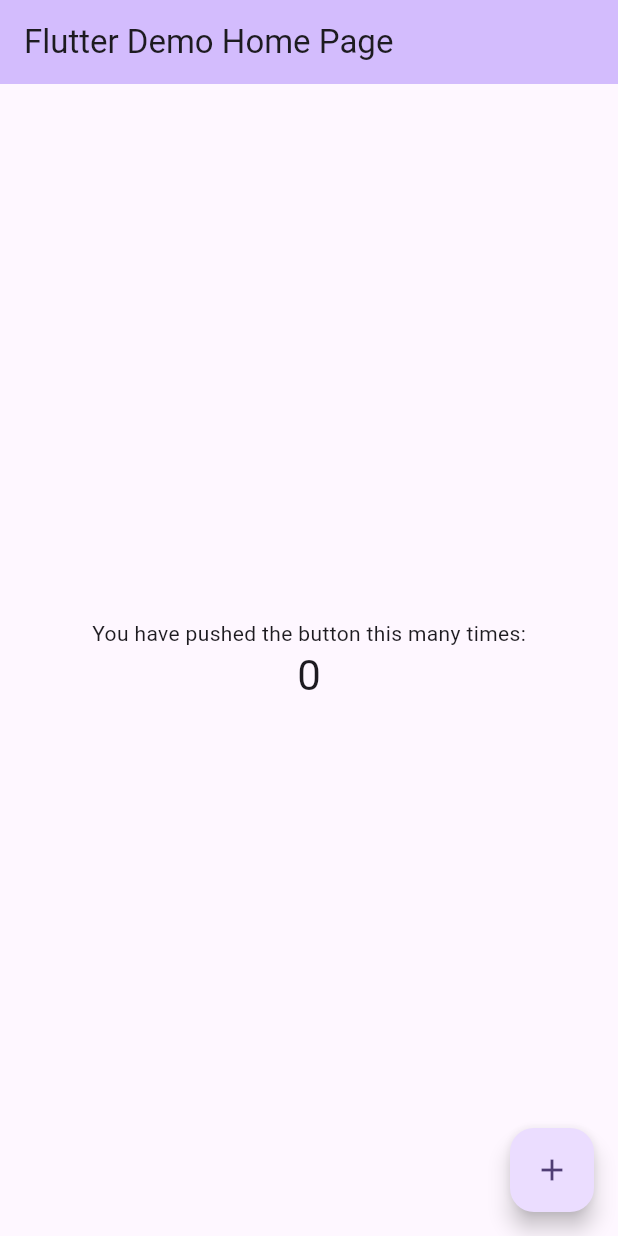
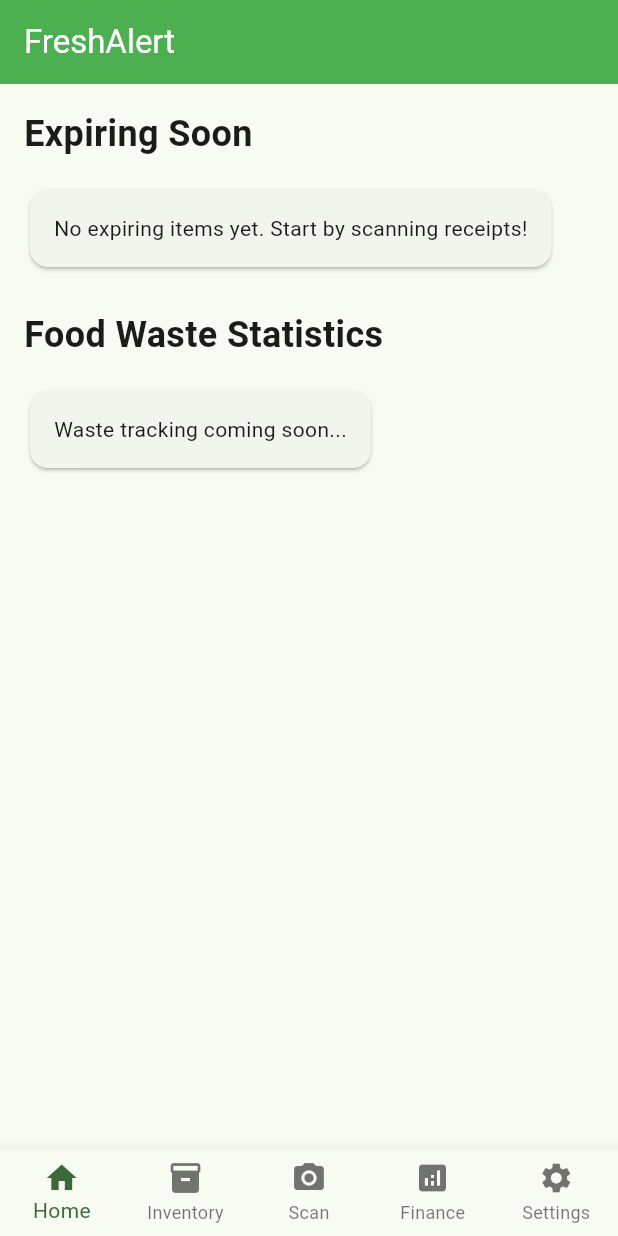
Before and after one commit to ylianchen/FreshAlert_clone, a Flutter app: the screen it shows after launch, on a phone screen of 412 x 824 dp. Run offline on Flutter 3.47's test engine with Material 3 defaults, Android fonts, the phone set to English and light mode, and no system bars.

Commit message:
add basic navi, pages
added home screen, inventory screen, scan screen, finance screen, settings screen. add dependencies etc

```diff
--- a/lib/main.dart
+++ b/lib/main.dart
@@ -1,122 +1,79 @@
 import 'package:flutter/material.dart';
+import 'screens/home_screen.dart';
+import 'screens/inventory_screen.dart';
+import 'screens/scan_screen.dart';
+import 'screens/finance_screen.dart';
+import 'screens/settings_screen.dart';
 
 void main() {
-  runApp(const MyApp());
+  runApp(const FreshAlertApp());
 }
 
-class MyApp extends StatelessWidget {
-  const MyApp({super.key});
+class FreshAlertApp extends StatelessWidget {
+  const FreshAlertApp({super.key});
 
-  // This widget is the root of your application.
   @override
   Widget build(BuildContext context) {
     return MaterialApp(
-      title: 'Flutter Demo',
+      title: 'FreshAlert',
       theme: ThemeData(
-        // This is the theme of your application.
-        //
-        // TRY THIS: Try running your application with "flutter run". You'll see
-        // the application has a purple toolbar. Then, without quitting the app,
-        // try changing the seedColor in the colorScheme below to Colors.green
-        // and then invoke "hot reload" (save your changes or press the "hot
-        // reload" button in a Flutter-supported IDE, or press "r" if you used
-        // the command line to start the app).
-        //
-        // Notice that the counter didn't reset back to zero; the application
-        // state is not lost during the reload. To reset the state, use hot
-        // restart instead.
-        //
-        // This works for code too, not just values: Most code changes can be
-        // tested with just a hot reload.
-        colorScheme: ColorScheme.fromSeed(seedColor: Colors.deepPurple),
+        colorScheme: ColorScheme.fromSeed(seedColor: Colors.green),
+        useMaterial3: true,
       ),
-      home: const MyHomePage(title: 'Flutter Demo Home Page'),
+      home: const MainScreen(),
     );
   }
 }
 
-class MyHomePage extends StatefulWidget {
-  const MyHomePage({super.key, required this.title});
-
-  // This widget is the home page of your application. It is stateful, meaning
-  // that it has a State object (defined below) that contains fields that affect
-  // how it looks.
-
-  // This class is the configuration for the state. It holds the values (in this
-  // case the title) provided by the parent (in this case the App widget) and
-  // used by the build method of the State. Fields in a Widget subclass are
-  // always marked "final".
-
-  final String title;
+class MainScreen extends StatefulWidget {
+  const MainScreen({super.key});
 
   @override
-  State<MyHomePage> createState() => _MyHomePageState();
+  State<MainScreen> createState() => _MainScreenState();
 }
 
-class _MyHomePageState extends State<MyHomePage> {
-  int _counter = 0;
+class _MainScreenState extends State<MainScreen> {
+  int _selectedIndex = 0;
 
-  void _incrementCounter() {
-    setState(() {
-      // This call to setState tells the Flutter framework that something has
-      // changed in this State, which causes it to rerun the build method below
-      // so that the display can reflect the updated values. If we changed
-      // _counter without calling setState(), then the build method would not be
-      // called again, and so nothing would appear to happen.
-      _counter++;
-    });
-  }
+  final List<Widget> _screens = [
+    const HomeScreen(),
+    const InventoryScreen(),
+    const ScanScreen(),
+    const FinanceScreen(),
+    const SettingsScreen(),
+  ];
 
   @override
   Widget build(BuildContext context) {
-    // This method is rerun every time setState is called, for instance as done
-    // by the _incrementCounter method above.
-    //
-    // The Flutter framework has been optimized to make rerunning build methods
-    // fast, so that you can just rebuild anything that needs updating rather
-    // than having to individually change instances of widgets.
     return Scaffold(
-      appBar: AppBar(
-        // TRY THIS: Try changing the color here to a specific color (to
-        // Colors.amber, perhaps?) and trigger a hot reload to see the AppBar
-        // change color while the other colors stay the same.
-        backgroundColor: Theme.of(context).colorScheme.inversePrimary,
-        // Here we take the value from the MyHomePage object that was created by
-        // the App.build method, and use it to set our appbar title.
-        title: Text(widget.title),
+      body: _screens[_selectedIndex],
+      bottomNavigationBar: BottomNavigationBar(
+        type: BottomNavigationBarType.fixed,
+        currentIndex: _selectedIndex,
+        onTap: (index) => setState(() => _selectedIndex = index),
+        items: const [
+          BottomNavigationBarItem(
+            icon: Icon(Icons.home),
+            label: 'Home',
+          ),
+          BottomNavigationBarItem(
+            icon: Icon(Icons.inventory),
+            label: 'Inventory',
+          ),
+          BottomNavigationBarItem(
+            icon: Icon(Icons.camera_alt),
+            label: 'Scan',
+          ),
+          BottomNavigationBarItem(
+            icon: Icon(Icons.analytics),
+            label: 'Finance',
+          ),
+          BottomNavigationBarItem(
+            icon: Icon(Icons.settings),
+            label: 'Settings',
+          ),
+        ],
       ),
-      body: Center(
-        // Center is a layout widget. It takes a single child and positions it
-        // in the middle of the parent.
-        child: Column(
-          // Column is also a layout widget. It takes a list of children and
-          // arranges them vertically. By default, it sizes itself to fit its
-          // children horizontally, and tries to be as tall as its parent.
-          //
-          // Column has various properties to control how it sizes itself and
-          // how it positions its children. Here we use mainAxisAlignment to
-          // center the children vertically; the main axis here is the vertical
-          // axis because Columns are vertical (the cross axis would be
-          // horizontal).
-          //
-          // TRY THIS: Invoke "debug painting" (choose the "Toggle Debug Paint"
-          // action in the IDE, or press "p" in the console), to see the
-          // wireframe for each widget.
-          mainAxisAlignment: MainAxisAlignment.center,
-          children: <Widget>[
-            const Text('You have pushed the button this many times:'),
-            Text(
-              '$_counter',
-              style: Theme.of(context).textTheme.headlineMedium,
-            ),
-          ],
-        ),
-      ),
-      floatingActionButton: FloatingActionButton(
-        onPressed: _incrementCounter,
-        tooltip: 'Increment',
-        child: const Icon(Icons.add),
-      ), // This trailing comma makes auto-formatting nicer for build methods.
     );
   }
 }
--- /dev/null
+++ b/lib/screens/home_screen.dart
@@ -0,0 +1,47 @@
+import 'package:flutter/material.dart';
+
+class HomeScreen extends StatelessWidget {
+  const HomeScreen({super.key});
+
+  @override
+  Widget build(BuildContext context) {
+    return Scaffold(
+      appBar: AppBar(
+        title: const Text('FreshAlert'),
+        backgroundColor: Colors.green,
+        foregroundColor: Colors.white,
+      ),
+      body: const Padding(
+        padding: EdgeInsets.all(16.0),
+        child: Column(
+          crossAxisAlignment: CrossAxisAlignment.start,
+          children: [
+            Text(
+              'Expiring Soon',
+              style: TextStyle(fontSize: 24, fontWeight: FontWeight.bold),
+            ),
+            SizedBox(height: 16),
+            Card(
+              child: Padding(
+                padding: EdgeInsets.all(16.0),
+                child: Text('No expiring items yet. Start by scanning receipts!'),
+              ),
+            ),
+            SizedBox(height: 24),
+            Text(
+              'Food Waste Statistics',
+              style: TextStyle(fontSize: 24, fontWeight: FontWeight.bold),
+            ),
+            SizedBox(height: 16),
+            Card(
+              child: Padding(
+                padding: EdgeInsets.all(16.0),
+                child: Text('Waste tracking coming soon...'),
+              ),
+            ),
+          ],
+        ),
+      ),
+    );
+  }
+}
```
Also changed, not shown: lib/screens/finance_screen.dart (added, +22 -0 lines), lib/screens/inventory_screen.dart (added, +22 -0 lines), lib/screens/scan_screen.dart (added, +40 -0 lines), lib/screens/settings_screen.dart (added, +22 -0 lines), pubspec.yaml (+20 -3 lines), lib/models/food_item.dart (added), lib/services/receipt_scanner.dart (added), pubspec.lock, 3 other files.
